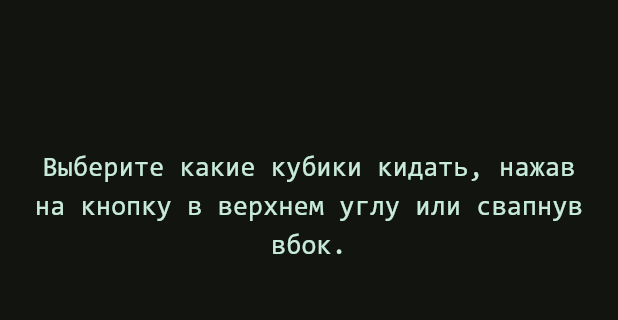
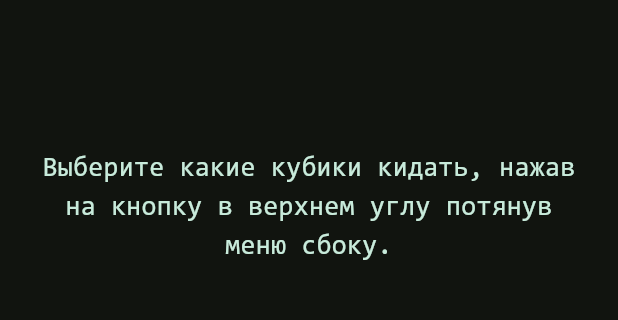
Before and after one commit to 2romanio005/UniversalDice, a Flutter app: the HomePage screen opened directly, on a phone screen of 412 x 824 dp, the part 84-404 px from its top. Run offline on Flutter 3.47's test engine with Material 3 defaults, Android fonts, the phone set to English and light mode, and no system bars; our stand-ins replace image_picker; missing offline and left inert: bezier.

Commit message:
changed start text and moved buttonColors to buttonStyle.dart

```diff
--- a/universal_dice/lib/Decoration/curves.dart
+++ b/universal_dice/lib/Decoration/curves.dart
@@ -1,5 +1,5 @@
 import 'package:flutter/material.dart';
-import "package:vector_math/vector_math.dart";
+import 'package:vector_math/vector_math.dart';
 import "package:bezier/bezier.dart";
 
 class CurveCubicBezier extends Curve {
--- a/universal_dice/lib/Functions/FileReading.dart
+++ b/universal_dice/lib/Functions/FileReading.dart
@@ -16,8 +16,8 @@ Future<void> copyDirectory(String from, String to) async {
   if (from == to) {
     return;
   }
-  print("from $from");
-  print("to $to");
+  // print("from $from");
+  // print("to $to");
 
   await Directory(to).create(recursive: true);
   await for (final file in Directory(from).list(recursive: true)) {
--- a/universal_dice/lib/Widgets/HomePageView.dart
+++ b/universal_dice/lib/Widgets/HomePageView.dart
@@ -36,6 +36,10 @@ class _HomePageView extends State<HomePageView> with TickerProviderStateMixin {
               length: widget.allSelectedDiceGroup[index].length,
               vsync: this,
             ));
+
+    for (_DiceGroupAnimations diceGroupAnimations in allDiceGroupAnimations) {
+      diceGroupAnimations.allForward(from: 0);
+    }
   }
 
   @override
@@ -51,11 +55,11 @@ class _HomePageView extends State<HomePageView> with TickerProviderStateMixin {
     for (int i = 0; i < widget.allSelectedDiceGroup.length; i++) {
       if (i < allDiceGroupAnimations.length) {
         //print("updated $i");
-        // обновление количества контроллеров в остающейся ргуппе
+        // обновление количества контроллеров в остающейся группе
         allDiceGroupAnimations[i].checkTheLengthMatch(widget.allSelectedDiceGroup[i].length);
       } else {
         //print("add $i");
-        // добавление недостающих групп констроллеров
+        // добавление недостающих групп контроллеров
         allDiceGroupAnimations.add(_DiceGroupAnimations(length: widget.allSelectedDiceGroup[i].length, vsync: this));
       }
     }
@@ -79,7 +83,7 @@ class _HomePageView extends State<HomePageView> with TickerProviderStateMixin {
         ? const Padding(
             padding: EdgeInsets.fromLTRB(padding, 100, padding, 0),
             child: Text(
-              "Выберите какие кубики кидать, нажав на кнопку в верхнем углу или свапнув вбок.",
+              "Выберите какие кубики кидать, нажав на кнопку в верхнем углу потянув меню сбоку.",
               textAlign: TextAlign.center,
             ),
           )
@@ -189,7 +193,7 @@ class _HomePageView extends State<HomePageView> with TickerProviderStateMixin {
   }
 }
 
-/// Класс обёртка для одного контролеера и его анимации
+/// Класс обёртка для одного контролера и его анимации
 class _DiceGroupAnimations {
   _DiceGroupAnimations({required int length, required this.vsync}) {
     allControllers = List<AnimationController>.empty(growable: true);
--- a/universal_dice/pubspec.yaml
+++ b/universal_dice/pubspec.yaml
@@ -16,8 +16,9 @@ dependencies:
   path_provider: ^2.1.3
   path: any
   bezier: any
-  #  file_picker: ^8.0.0+1
   image_picker: ^1.0.7
+  vector_math: any
+  #file_picker: ^8.0.0+1
   #image: ^3.3.0
   #flutter_image_compress: ^2.2.0
 
```
Also changed, not shown: universal_dice/pubspec.lock.
